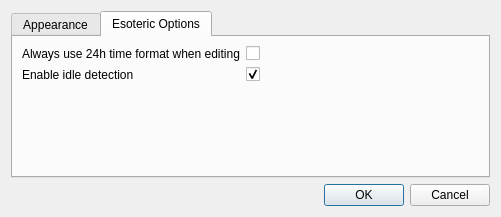
The window that Charm/CharmPreferences.ui (KDAB/Charm) describes before a commit, drawn with Qt 5.
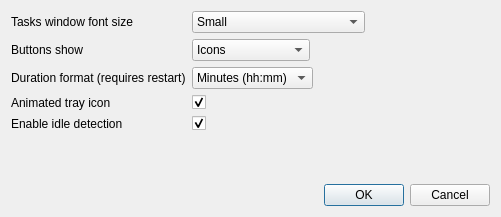
The same window after the commit.

Commit message: Always use 24h format in editors and remove the configuration option.

What changed in the file:
```diff
--- a/Charm/CharmPreferences.ui
+++ b/Charm/CharmPreferences.ui
@@ -15,16 +15,6 @@
   </property>
   <layout class="QVBoxLayout" name="verticalLayout_2">
    <item>
-    <widget class="QTabWidget" name="tabWidget">
-     <property name="currentIndex">
-      <number>1</number>
-     </property>
-     <widget class="QWidget" name="tabAppearance">
-      <attribute name="title">
-       <string>Appearance</string>
-      </attribute>
-      <layout class="QVBoxLayout" name="verticalLayout_4">
-       <item>
         <layout class="QFormLayout" name="formLayoutAppearance">
          <property name="fieldGrowthPolicy">
           <enum>QFormLayout::FieldsStayAtSizeHint</enum>
@@ -126,46 +116,24 @@
            </property>
           </widget>
          </item>
-        </layout>
-       </item>
-      </layout>
-     </widget>
-     <widget class="QWidget" name="tabEsoteric">
-      <attribute name="title">
-       <string>Esoteric Options</string>
-      </attribute>
-      <layout class="QVBoxLayout" name="verticalLayout">
-       <item>
-        <layout class="QFormLayout" name="formLayoutEsoteric">
-         <item row="0" column="0">
-          <widget class="QLabel" name="lb24hEditing">
-           <property name="text">
-            <string>Always use 24h time format when editing</string>
-           </property>
-          </widget>
-         </item>
-         <item row="0" column="1">
-          <widget class="QCheckBox" name="cb24hEditing"/>
-         </item>
-         <item row="1" column="0">
-          <widget class="QLabel" name="lbIdleDetection">
-           <property name="text">
-            <string>Enable idle detection</string>
-           </property>
-          </widget>
-         </item>
-         <item row="1" column="1">
+     <item row="4" column="1">
           <widget class="QCheckBox" name="cbIdleDetection">
+       <property name="text">
+        <string/>
+       </property>
            <property name="checked">
             <bool>true</bool>
            </property>
           </widget>
          </item>
-        </layout>
-       </item>
-      </layout>
-     </widget>
-    </widget>
+     <item row="4" column="0">
+      <widget class="QLabel" name="label">
+       <property name="text">
+        <string>Enable idle detection</string>
+       </property>
+      </widget>
+     </item>
+    </layout>
    </item>
    <item>
     <widget class="QDialogButtonBox" name="buttonBox">
```
Lines whose indentation alone changed are shown as unchanged. The commit also changes 9 other files.
